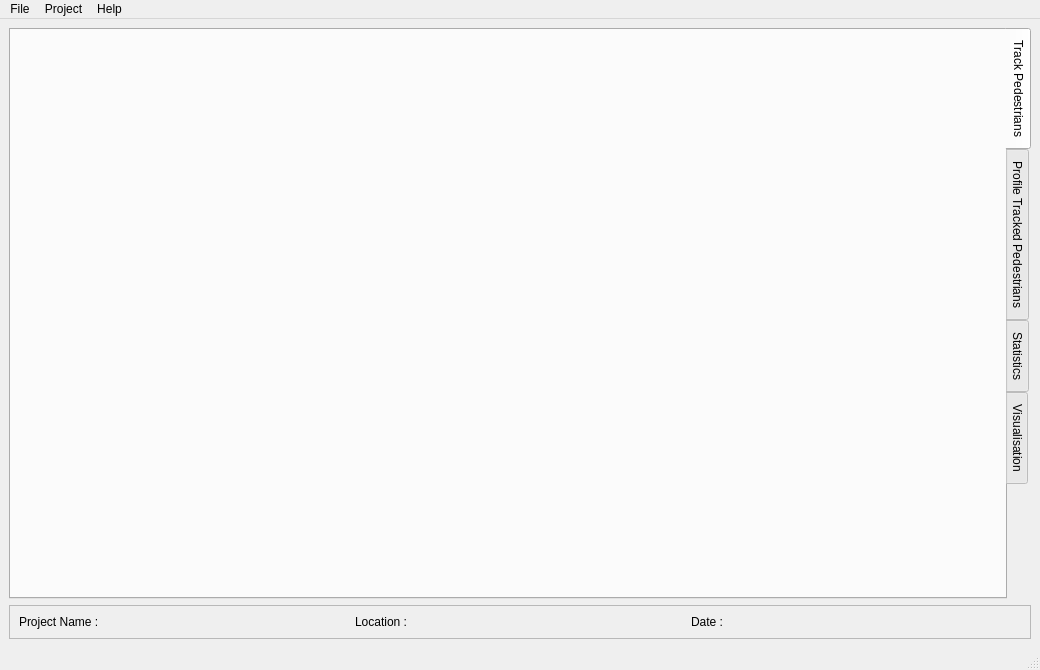
The window that Source/TrackingApplicationMainWindowUI.ui (scitao/PedestrianTrackingApplication) describes before a commit, drawn with Qt 5.
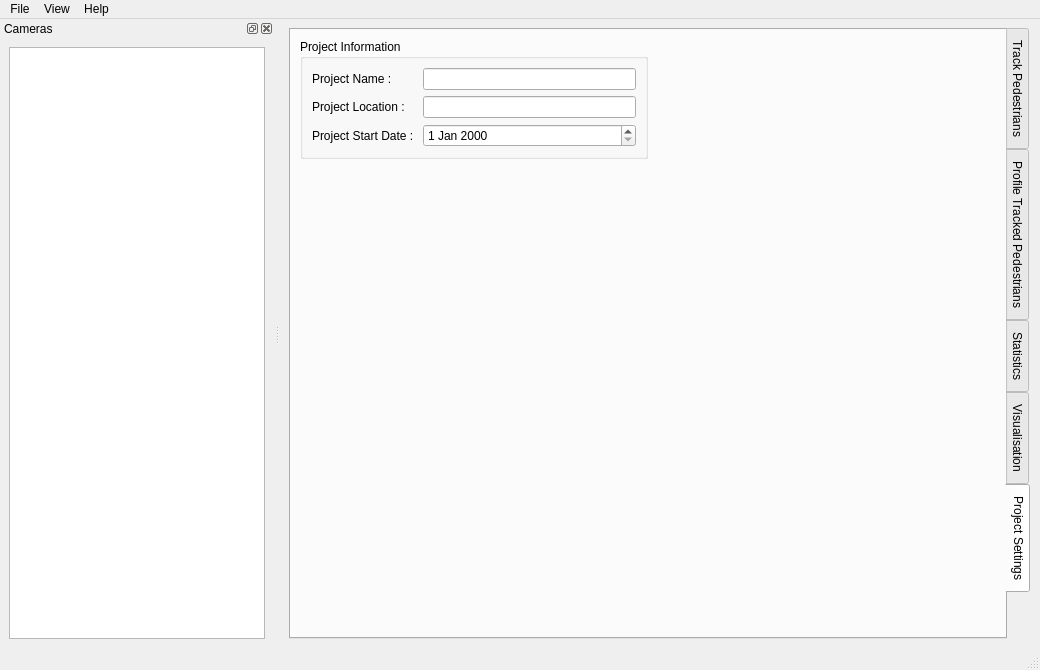
The same window after the commit. The open tabs and pages were chosen to show the change.

Patch:
```diff
--- a/Source/TrackingApplicationMainWindowUI.ui
+++ b/Source/TrackingApplicationMainWindowUI.ui
@@ -20,8 +20,8 @@
    <string>MainWindow</string>
   </property>
   <widget class="QWidget" name="centralwidget">
-   <layout class="QVBoxLayout" name="verticalLayout">
-    <item>
+   <layout class="QGridLayout" name="gridLayout">
+    <item row="0" column="0">
      <widget class="QTabWidget" name="tabWidget">
       <property name="tabPosition">
        <enum>QTabWidget::East</enum>
@@ -49,39 +49,84 @@
         <string>Visualisation</string>
        </attribute>
       </widget>
-     </widget>
-    </item>
-    <item>
-     <widget class="QFrame" name="frame">
-      <property name="frameShape">
-       <enum>QFrame::StyledPanel</enum>
-      </property>
-      <property name="frameShadow">
-       <enum>QFrame::Raised</enum>
-      </property>
-      <layout class="QGridLayout" name="gridLayout">
-       <item row="0" column="0">
-        <widget class="QLabel" name="projectNameLabel">
-         <property name="text">
-          <string>Project Name :</string>
-         </property>
-        </widget>
-       </item>
-       <item row="0" column="1">
-        <widget class="QLabel" name="projectLocationLabel">
-         <property name="text">
-          <string>Location : </string>
-         </property>
-        </widget>
-       </item>
-       <item row="0" column="2">
-        <widget class="QLabel" name="projectDateLabel">
-         <property name="text">
-          <string>Date :</string>
-         </property>
-        </widget>
-       </item>
-      </layout>
+      <widget class="QWidget" name="tab_5">
+       <attribute name="title">
+        <string>Project Settings</string>
+       </attribute>
+       <layout class="QGridLayout" name="gridLayout_3">
+        <item row="0" column="0">
+         <widget class="QGroupBox" name="groupBox">
+          <property name="sizePolicy">
+           <sizepolicy hsizetype="Preferred" vsizetype="Maximum">
+            <horstretch>0</horstretch>
+            <verstretch>0</verstretch>
+           </sizepolicy>
+          </property>
+          <property name="title">
+           <string>Project Information</string>
+          </property>
+          <layout class="QGridLayout" name="gridLayout_4">
+           <item row="0" column="0">
+            <widget class="QLabel" name="label">
+             <property name="text">
+              <string>Project Name : </string>
+             </property>
+            </widget>
+           </item>
+           <item row="0" column="1">
+            <widget class="QLineEdit" name="projectNameLineEdit"/>
+           </item>
+           <item row="1" column="0">
+            <widget class="QLabel" name="label_2">
+             <property name="text">
+              <string>Project Location : </string>
+             </property>
+            </widget>
+           </item>
+           <item row="1" column="1">
+            <widget class="QLineEdit" name="projectLocationLineEdit"/>
+           </item>
+           <item row="2" column="0">
+            <widget class="QLabel" name="label_3">
+             <property name="text">
+              <string>Project Start Date : </string>
+             </property>
+            </widget>
+           </item>
+           <item row="2" column="1">
+            <widget class="QDateEdit" name="projectStartDateEdit"/>
+           </item>
+          </layout>
+         </widget>
+        </item>
+        <item row="1" column="0">
+         <spacer name="verticalSpacer">
+          <property name="orientation">
+           <enum>Qt::Vertical</enum>
+          </property>
+          <property name="sizeHint" stdset="0">
+           <size>
+            <width>20</width>
+            <height>40</height>
+           </size>
+          </property>
+         </spacer>
+        </item>
+        <item row="0" column="1">
+         <spacer name="horizontalSpacer">
+          <property name="orientation">
+           <enum>Qt::Horizontal</enum>
+          </property>
+          <property name="sizeHint" stdset="0">
+           <size>
+            <width>40</width>
+            <height>20</height>
+           </size>
+          </property>
+         </spacer>
+        </item>
+       </layout>
+      </widget>
      </widget>
     </item>
    </layout>
@@ -101,23 +146,50 @@
     </property>
     <addaction name="actionQuit"/>
    </widget>
-   <widget class="QMenu" name="menuProject">
-    <property name="title">
-     <string>Project</string>
-    </property>
-    <addaction name="actionSettings"/>
-   </widget>
    <widget class="QMenu" name="menuHelp">
     <property name="title">
      <string>Help</string>
     </property>
     <addaction name="actionAbout"/>
    </widget>
+   <widget class="QMenu" name="menuView">
+    <property name="title">
+     <string>View</string>
+    </property>
+    <widget class="QMenu" name="menuShow">
+     <property name="title">
+      <string>Show</string>
+     </property>
+     <addaction name="actionCamera_List"/>
+    </widget>
+    <addaction name="menuShow"/>
+   </widget>
    <addaction name="menuFile"/>
-   <addaction name="menuProject"/>
+   <addaction name="menuView"/>
    <addaction name="menuHelp"/>
   </widget>
   <widget class="QStatusBar" name="statusbar"/>
+  <widget class="QDockWidget" name="cameraDockWidget">
+   <property name="font">
+    <font>
+     <weight>50</weight>
+     <bold>false</bold>
+    </font>
+   </property>
+   <property name="windowTitle">
+    <string>Cameras</string>
+   </property>
+   <attribute name="dockWidgetArea">
+    <number>1</number>
+   </attribute>
+   <widget class="QWidget" name="dockWidgetContents">
+    <layout class="QVBoxLayout" name="verticalLayout">
+     <item>
+      <widget class="QTreeView" name="cameraInformationTreeView"/>
+     </item>
+    </layout>
+   </widget>
+  </widget>
   <action name="actionSettings">
    <property name="text">
     <string>Settings</string>
```
Left out of the diff: 30 changed lines with no effect on the pictures.
